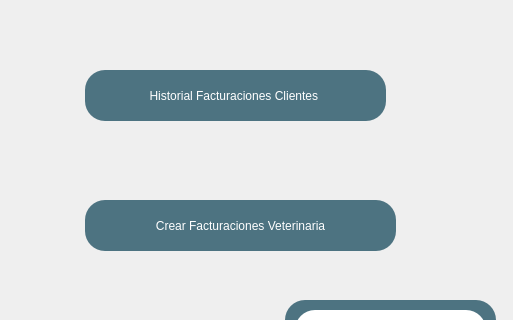
First picture: the form in Interfaz/Ventana7.ui, repository elesteban-os/MyPetsCR, before the edit; both pictures show x 695 to 1208 and y 400 to 720 of the 1208 by 832 pixel window.
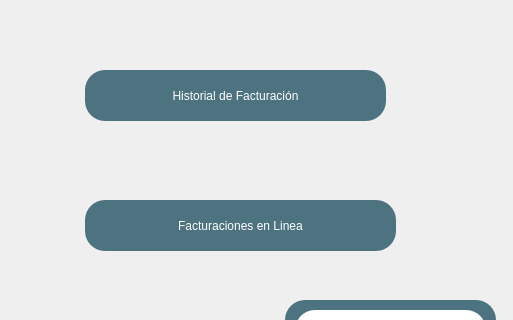
Second picture: the form after the edit. Icons and pictures are not drawn.

Diff of the .ui file:
```diff
--- a/Interfaz/Ventana7.ui
+++ b/Interfaz/Ventana7.ui
@@ -186,7 +186,7 @@
 color: white ;</string>
     </property>
     <property name="text">
-     <string>Historial Facturaciones Clientes </string>
+     <string>Historial de Facturación</string>
     </property>
    </widget>
    <widget class="QPushButton" name="pushButton_6">
@@ -322,7 +322,7 @@
 color: white ;</string>
     </property>
     <property name="text">
-     <string>Crear Facturaciones Veterinaria</string>
+     <string>Facturaciones en Linea</string>
     </property>
    </widget>
    <widget class="QLabel" name="label">
```
